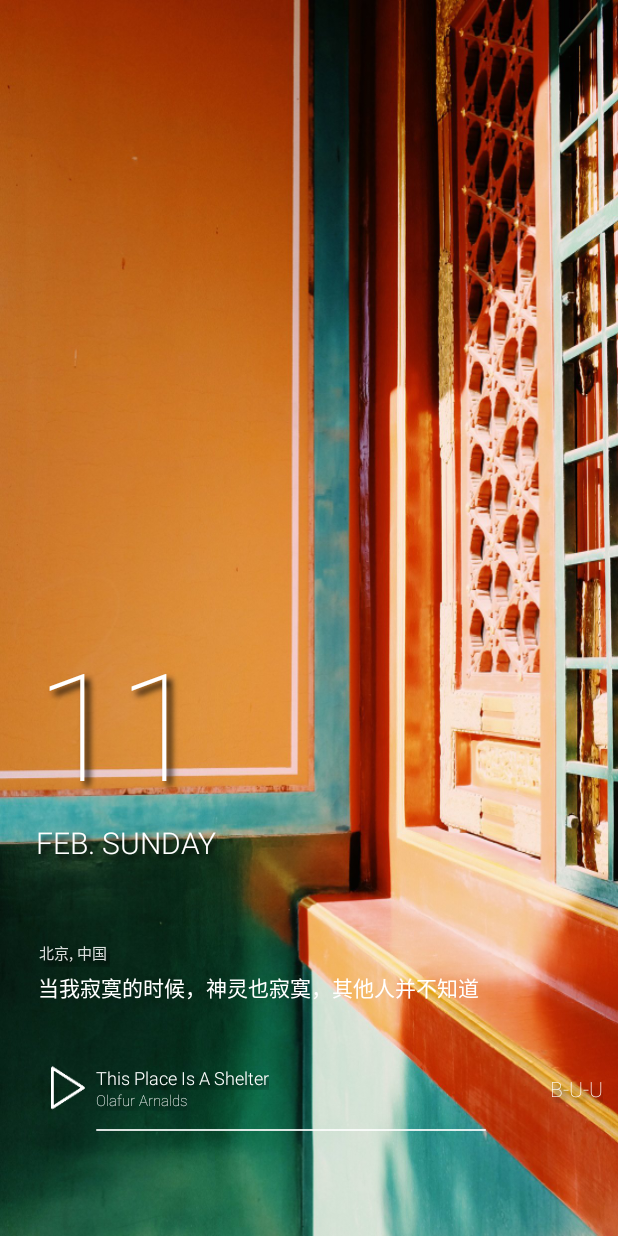
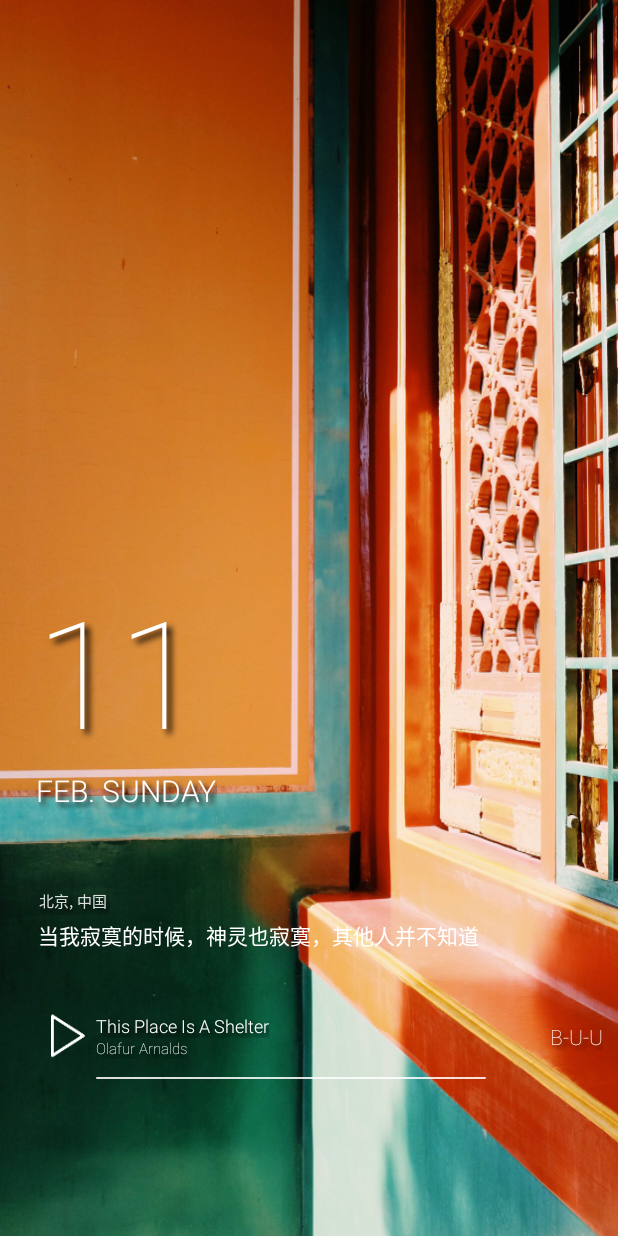
Before and after one commit to madtcsa/nextday, an Android app: the layout activity_main.xml on its own in the app's theme, with its tools: preview values and no code run, on a phone screen of 412 x 824 dp. Run offline under Robolectric (Android 15) with nearby library versions, the phone set to English and light mode, and no system bars.

Commit message:
fix ui ue bugs

```diff
--- a/app/build.gradle
+++ b/app/build.gradle
@@ -8,8 +8,8 @@ android {
         applicationId "com.kkxx.nextdaylock"
         minSdkVersion 20
         targetSdkVersion 27
-        versionCode 3
-        versionName "1.0.2"
+        versionCode 4
+        versionName "1.0.3"
         testInstrumentationRunner "android.support.test.runner.AndroidJUnitRunner"
 //        multiDexEnabled true
     }
--- a/app/src/main/java/com/kkxx/nextdaylock/model/nextday/NextDayDataParse.java
+++ b/app/src/main/java/com/kkxx/nextdaylock/model/nextday/NextDayDataParse.java
@@ -60,11 +60,7 @@ public class NextDayDataParse {
             WindowManager wmManager = (WindowManager) NextDayApplication.appContext.getSystemService(Context.WINDOW_SERVICE);
             wmManager.getDefaultDisplay().getMetrics(dm);
             int dpi = dm.densityDpi;
-            if (dpi >= DisplayMetrics.DENSITY_XHIGH) {
-                SCREEN_IMG_SIZE = "big568h3x";
-            } else {
-                SCREEN_IMG_SIZE = "big568h2x";
-            }
+            SCREEN_IMG_SIZE = "big568h3x";
         }
         return SCREEN_IMG_SIZE;
     }
--- a/app/src/main/java/com/kkxx/nextdaylock/model/nextday/NextDayViewModel.java
+++ b/app/src/main/java/com/kkxx/nextdaylock/model/nextday/NextDayViewModel.java
@@ -3,7 +3,9 @@ package com.kkxx.nextdaylock.model.nextday;
 import android.arch.lifecycle.LiveData;
 import android.arch.lifecycle.MutableLiveData;
 import android.arch.lifecycle.ViewModel;
+import android.util.Log;
 
+import com.kkxx.nextdaylock.BuildConfig;
 import com.kkxx.nextdaylock.Constants;
 import com.kkxx.nextdaylock.LogUtils;
 import com.kkxx.nextdaylock.NextDayApplication;
@@ -56,6 +58,9 @@ public class NextDayViewModel extends ViewModel {
                         try {
                             String result = response.body().string();
                             NextDay nextDay = NextDayDataParse.getNextDay(result, targetDate);
+                            if(BuildConfig.DEBUG){
+                                Log.d("NextDayViewModel", "NextDay Info: "+nextDay.toString());
+                            }
                             nextDayData.postValue(nextDay);
                             cacheData.put(targetDate, nextDayData);
                             sp.saveTargetDateJson(targetDate, NextDayUtils.nextDayToJson(nextDay));
--- a/app/src/main/res/layout/activity_main.xml
+++ b/app/src/main/res/layout/activity_main.xml
@@ -11,7 +11,7 @@
         android:id="@+id/next_day_img"
         android:layout_width="match_parent"
         android:layout_height="match_parent"
-        android:scaleType="fitXY"
+        android:scaleType="centerCrop"
         app:layout_constraintBottom_toBottomOf="parent"
         app:layout_constraintLeft_toLeftOf="parent"
         app:layout_constraintRight_toRightOf="parent"
@@ -34,7 +34,7 @@
         app:layout_constraintLeft_toLeftOf="parent"
         app:layout_constraintRight_toRightOf="parent"
         app:layout_constraintTop_toTopOf="parent"
-        app:layout_constraintVertical_bias="0.6"
+        app:layout_constraintVertical_bias="0.55"
         tools:text="11" />
 
     <TextView
```
Also changed, not shown: app/src/main/java/com/kkxx/nextdaylock/MainActivity.java (+21 -1 lines), app/src/main/java/com/kkxx/nextdaylock/model/music/MusicPlayer.java (+6 -2 lines), 2 other files.
